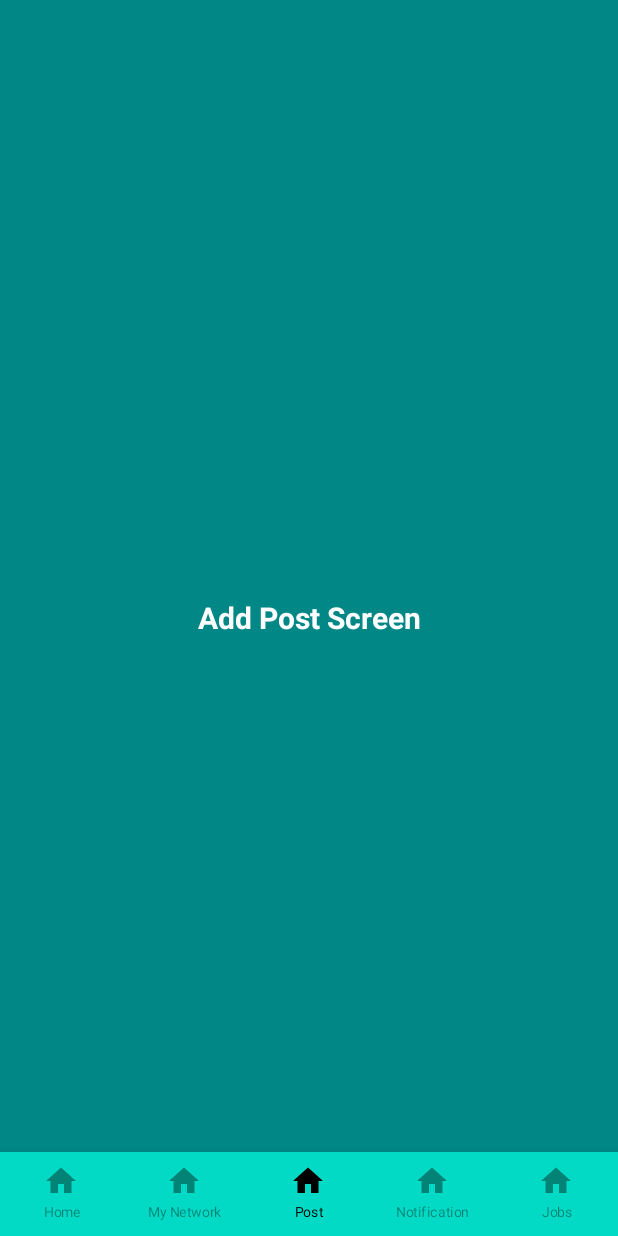
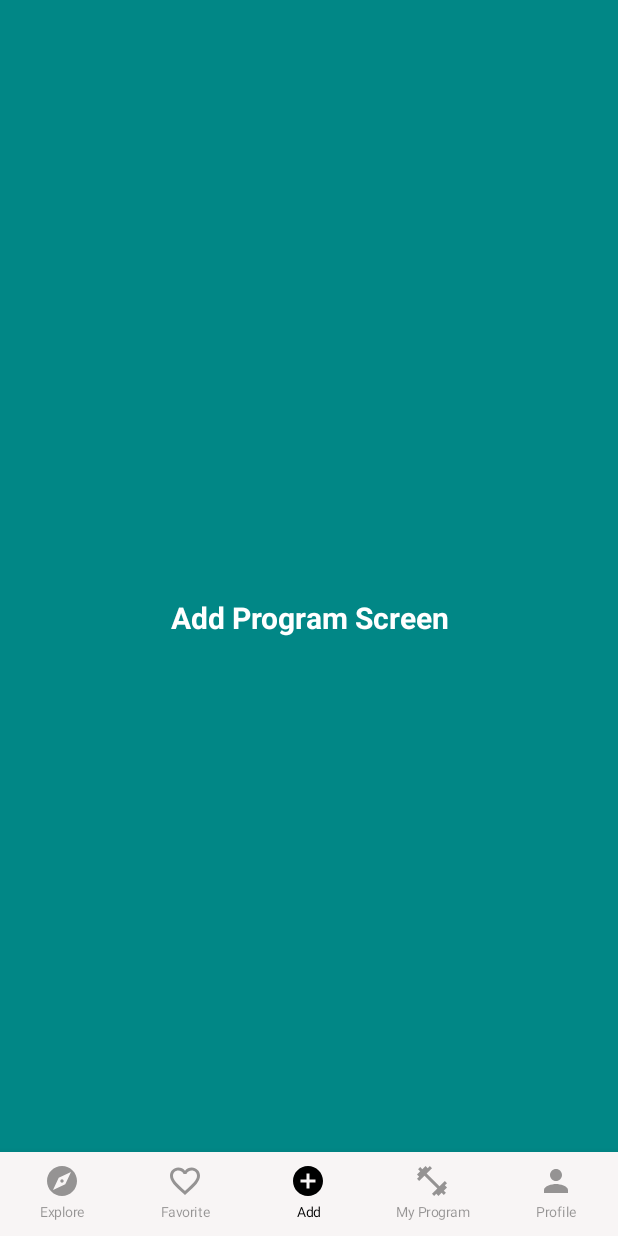
Before and after one commit to DragonHeart00/MyFitnessApp, an Android app built with Jetpack Compose: the screen it shows after launch (BottomNavActivity), item 3 of the bottom bar chosen, on a phone screen of 412 x 824 dp. Run offline under Robolectric (Android 15) with nearby library versions, the phone set to English and light mode, and no system bars.

Commit message:
added icons and changed color

```diff
--- a/app/src/main/java/com/example/myfitnessapp/navbar/BottomNavActivity.kt
+++ b/app/src/main/java/com/example/myfitnessapp/navbar/BottomNavActivity.kt
@@ -59,7 +59,7 @@ fun BottomNavigation(navController: NavController) {
         BottomNavItem.Jobs
     )
     BottomNavigation(
-        backgroundColor = colorResource(id = R.color.teal_200),
+        backgroundColor = colorResource(id = R.color.bar),
         contentColor = Color.Black
     ) {
         val navBackStackEntry by navController.currentBackStackEntryAsState()
@@ -94,19 +94,19 @@ fun BottomNavigation(navController: NavController) {
 fun NavigationGraph(navController: NavHostController) {
     NavHost(navController, startDestination = BottomNavItem.Home.screen_route) {
         composable(BottomNavItem.Home.screen_route) {
-            HomeScreen()
+            ExploreScreen()
         }
         composable(BottomNavItem.MyNetwork.screen_route) {
-            NetworkScreen()
+            FavoriteScreen()
         }
         composable(BottomNavItem.AddPost.screen_route) {
-            AddPostScreen()
+            AddProgramScreen()
         }
         composable(BottomNavItem.Notification.screen_route) {
-            NotificationScreen()
+            MyProgramScreen()
         }
         composable(BottomNavItem.Jobs.screen_route) {
-            JobScreen()
+            ProfileScreen()
         }
     }
 }
--- a/app/src/main/java/com/example/myfitnessapp/navbar/BottomNavContentScreens.kt
+++ b/app/src/main/java/com/example/myfitnessapp/navbar/BottomNavContentScreens.kt
@@ -17,7 +17,26 @@ import androidx.compose.ui.unit.sp
 import com.example.myfitnessapp.R
 
 @Composable
-fun HomeScreen() {
+fun ExploreScreen() {
+    Column(
+        modifier = Modifier
+            .fillMaxSize()
+            .background(colorResource(id = R.color.white))
+            .wrapContentSize(Alignment.Center)
+    ) {
+        Text(
+            text = "Explore Screen",
+            fontWeight = FontWeight.Bold,
+            color = Color.Black,
+            modifier = Modifier.align(Alignment.CenterHorizontally),
+            textAlign = TextAlign.Center,
+            fontSize = 20.sp
+        )
+    }
+}
+
+@Composable
+fun FavoriteScreen() {
     Column(
         modifier = Modifier
             .fillMaxSize()
@@ -25,7 +44,7 @@ fun HomeScreen() {
             .wrapContentSize(Alignment.Center)
     ) {
         Text(
-            text = "Home Screen",
+            text = "Favorite Screen",
             fontWeight = FontWeight.Bold,
             color = Color.White,
             modifier = Modifier.align(Alignment.CenterHorizontally),
@@ -36,7 +55,7 @@ fun HomeScreen() {
 }
 
 @Composable
-fun NetworkScreen() {
+fun AddProgramScreen() {
     Column(
         modifier = Modifier
             .fillMaxSize()
@@ -44,26 +63,7 @@ fun NetworkScreen() {
             .wrapContentSize(Alignment.Center)
     ) {
         Text(
-            text = "My Network Screen",
-            fontWeight = FontWeight.Bold,
-            color = Color.White,
-            modifier = Modifier.align(Alignment.CenterHorizontally),
-            textAlign = TextAlign.Center,
-            fontSize = 20.sp
-        )
-    }
-}
-
-@Composable
-fun AddPostScreen() {
-    Column(
-        modifier = Modifier
-            .fillMaxSize()
-            .background(colorResource(id = R.color.teal_700))
-            .wrapContentSize(Alignment.Center)
-    ) {
-        Text(
-            text = "Add Post Screen",
+            text = "Add Program Screen",
             fontWeight = FontWeight.Bold,
             color = Color.White,
             modifier = Modifier.align(Alignment.CenterHorizontally),
@@ -75,7 +75,7 @@ fun AddPostScreen() {
 
 
 @Composable
-fun NotificationScreen() {
+fun MyProgramScreen() {
     Column(
         modifier = Modifier
             .fillMaxSize()
@@ -83,7 +83,7 @@ fun NotificationScreen() {
             .wrapContentSize(Alignment.Center)
     ) {
         Text(
-            text = "Notification Screen",
+            text = "My Program Screen",
             fontWeight = FontWeight.Bold,
             color = Color.White,
             modifier = Modifier.align(Alignment.CenterHorizontally),
@@ -95,7 +95,7 @@ fun NotificationScreen() {
 
 
 @Composable
-fun JobScreen() {
+fun ProfileScreen() {
     Column(
         modifier = Modifier
             .fillMaxSize()
@@ -103,7 +103,7 @@ fun JobScreen() {
             .wrapContentSize(Alignment.Center)
     ) {
         Text(
-            text = "Jobs Screen",
+            text = "Profile Screen",
             fontWeight = FontWeight.Bold,
             color = Color.White,
             modifier = Modifier.align(Alignment.CenterHorizontally),
--- a/app/src/main/java/com/example/myfitnessapp/navbar/NavBar.kt
+++ b/app/src/main/java/com/example/myfitnessapp/navbar/NavBar.kt
@@ -4,9 +4,9 @@ import com.example.myfitnessapp.R
 
 sealed class BottomNavItem(var title:String, var icon:Int, var screen_route:String){
 
-    object Home : BottomNavItem("Home", R.drawable.ic_home,"home")
-    object MyNetwork: BottomNavItem("My Network",R.drawable.ic_home,"my_network")
-    object AddPost: BottomNavItem("Post",R.drawable.ic_home,"add_post")
-    object Notification: BottomNavItem("Notification",R.drawable.ic_home,"notification")
-    object Jobs: BottomNavItem("Jobs",R.drawable.ic_home,"jobs")
+    object Home : BottomNavItem("Explore", R.drawable.ic_explore,"explore")
+    object MyNetwork: BottomNavItem("Favorite",R.drawable.ic_favorite,"favorite")
+    object AddPost: BottomNavItem("Add",R.drawable.ic_add,"add")
+    object Notification: BottomNavItem("My Program",R.drawable.ic_my_program,"my_program")
+    object Jobs: BottomNavItem("Profile",R.drawable.ic_profile,"profile")
 }
--- /dev/null
+++ b/app/src/main/res/drawable/ic_add.xml
@@ -0,0 +1,5 @@
+<vector android:height="24dp" android:tint="#000000"
+    android:viewportHeight="24" android:viewportWidth="24"
+    android:width="24dp" xmlns:android="http://schemas.android.com/apk/res/android">
+    <path android:fillColor="@android:color/white" android:pathData="M12,2C6.48,2 2,6.48 2,12s4.48,10 10,10 10,-4.48 10,-10S17.52,2 12,2zM17,13h-4v4h-2v-4L7,13v-2h4L11,7h2v4h4v2z"/>
+</vector>
--- /dev/null
+++ b/app/src/main/res/drawable/ic_explore.xml
@@ -0,0 +1,5 @@
+<vector android:height="24dp" android:tint="#000000"
+    android:viewportHeight="24" android:viewportWidth="24"
+    android:width="24dp" xmlns:android="http://schemas.android.com/apk/res/android">
+    <path android:fillColor="@android:color/white" android:pathData="M12,10.9c-0.61,0 -1.1,0.49 -1.1,1.1s0.49,1.1 1.1,1.1c0.61,0 1.1,-0.49 1.1,-1.1s-0.49,-1.1 -1.1,-1.1zM12,2C6.48,2 2,6.48 2,12s4.48,10 10,10 10,-4.48 10,-10S17.52,2 12,2zM14.19,14.19L6,18l3.81,-8.19L18,6l-3.81,8.19z"/>
+</vector>
--- /dev/null
+++ b/app/src/main/res/drawable/ic_favorite.xml
@@ -0,0 +1,5 @@
+<vector android:height="24dp" android:tint="#000000"
+    android:viewportHeight="24" android:viewportWidth="24"
+    android:width="24dp" xmlns:android="http://schemas.android.com/apk/res/android">
+    <path android:fillColor="@android:color/white" android:pathData="M16.5,3c-1.74,0 -3.41,0.81 -4.5,2.09C10.91,3.81 9.24,3 7.5,3 4.42,3 2,5.42 2,8.5c0,3.78 3.4,6.86 8.55,11.54L12,21.35l1.45,-1.32C18.6,15.36 22,12.28 22,8.5 22,5.42 19.58,3 16.5,3zM12.1,18.55l-0.1,0.1 -0.1,-0.1C7.14,14.24 4,11.39 4,8.5 4,6.5 5.5,5 7.5,5c1.54,0 3.04,0.99 3.57,2.36h1.87C13.46,5.99 14.96,5 16.5,5c2,0 3.5,1.5 3.5,3.5 0,2.89 -3.14,5.74 -7.9,10.05z"/>
+</vector>
--- /dev/null
+++ b/app/src/main/res/drawable/ic_my_program.xml
@@ -0,0 +1,5 @@
+<vector android:height="24dp" android:tint="#000000"
+    android:viewportHeight="24" android:viewportWidth="24"
+    android:width="24dp" xmlns:android="http://schemas.android.com/apk/res/android">
+    <path android:fillColor="@android:color/white" android:pathData="M20.57,14.86L22,13.43 20.57,12 17,15.57 8.43,7 12,3.43 10.57,2 9.14,3.43 7.71,2 5.57,4.14 4.14,2.71 2.71,4.14l1.43,1.43L2,7.71l1.43,1.43L2,10.57 3.43,12 7,8.43 15.57,17 12,20.57 13.43,22l1.43,-1.43L16.29,22l2.14,-2.14 1.43,1.43 1.43,-1.43 -1.43,-1.43L22,16.29z"/>
+</vector>
--- /dev/null
+++ b/app/src/main/res/drawable/ic_profile.xml
@@ -0,0 +1,5 @@
+<vector android:height="24dp" android:tint="#000000"
+    android:viewportHeight="24" android:viewportWidth="24"
+    android:width="24dp" xmlns:android="http://schemas.android.com/apk/res/android">
+    <path android:fillColor="@android:color/white" android:pathData="M12,12c2.21,0 4,-1.79 4,-4s-1.79,-4 -4,-4 -4,1.79 -4,4 1.79,4 4,4zM12,14c-2.67,0 -8,1.34 -8,4v2h16v-2c0,-2.66 -5.33,-4 -8,-4z"/>
+</vector>
--- a/app/src/main/res/values/colors.xml
+++ b/app/src/main/res/values/colors.xml
@@ -7,4 +7,5 @@
     <color name="teal_700">#FF018786</color>
     <color name="black">#FF000000</color>
     <color name="white">#FFFFFFFF</color>
+    <color name="bar">#F8F5F5</color>
 </resources>
--- a/app/src/main/res/values/themes.xml
+++ b/app/src/main/res/values/themes.xml
@@ -2,6 +2,6 @@
 <resources>
 
     <style name="Theme.MyFitnessApp" parent="android:Theme.Material.Light.NoActionBar">
-        <item name="android:statusBarColor">@color/purple_700</item>
+        <item name="android:statusBarColor">#5E232323</item>
     </style>
 </resources>
```
